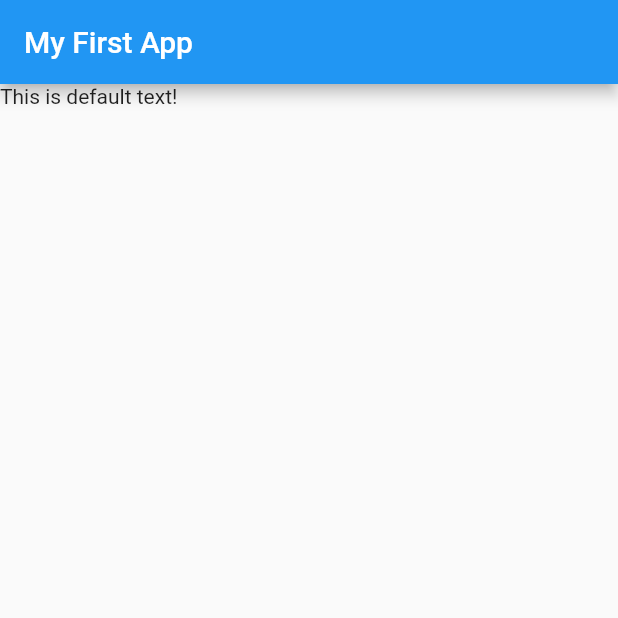
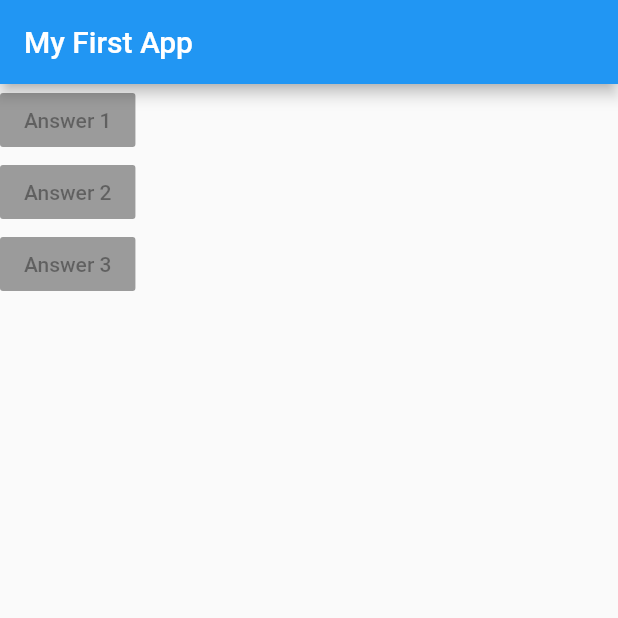
Before and after one commit to payafterwork/Basic-Quiz-App-built-with-Flutter-Dart-Single-Code-Base-App-for-both-iOS-Android, a Flutter app: the screen it shows after launch, on a phone screen of 412 x 824 dp, the top half of it. Run offline on Flutter 3.47's test engine with Material 2 defaults, Android fonts, the phone set to English and light mode, and no system bars.

Commit message:
Adding Buttons to Body

```diff
--- a/lib/main.dart
+++ b/lib/main.dart
@@ -5,12 +5,20 @@ void main(){
 
 class MyApp extends StatelessWidget{
  Widget build(BuildContext context){
+  @override
+   var questions =  ['What\'s are your favourite color?', 'What\'s are your favourite animal?' ];
     return MaterialApp(
        home: Scaffold(
          appBar: AppBar(
            title: Text('My First App'),
          ),
-          body: Text('This is default text!')
+          body: Column(
+            children: [
+            RaisedButton(child: Text('Answer 1'),onPressed: null),
+            RaisedButton(child: Text('Answer 2'),onPressed: null),
+            RaisedButton(child: Text('Answer 3'),onPressed: null),
+            ],
+       )
        )
     );
   }
```
